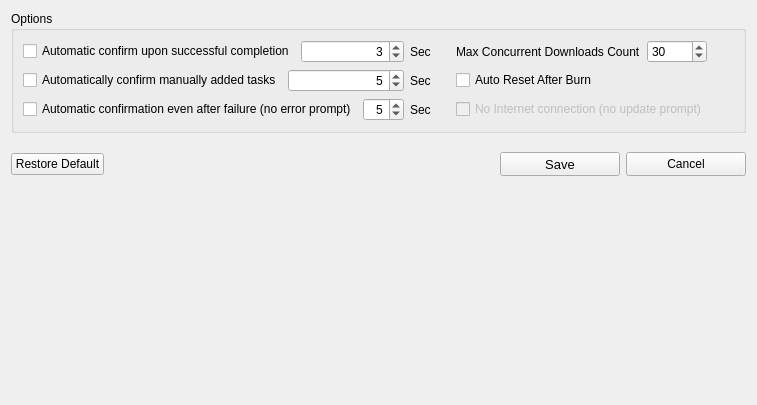
Before: the Qt Designer form gui/src/widgets/SettingsWindow.ui in kendryte/k230_burning_tool, drawn with Qt 5.
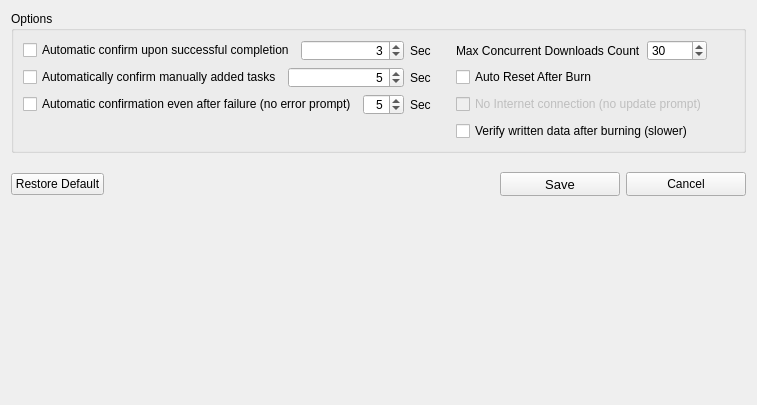
After: the same form once the commit is applied. Icons and pictures are not drawn.

Commit message: Refactor K230BurningProcess for Improved Verification and Error Handling

The edit to the form file:
```diff
--- a/gui/src/widgets/SettingsWindow.ui
+++ b/gui/src/widgets/SettingsWindow.ui
@@ -335,6 +335,16 @@
         </property>
        </widget>
       </item>
+      <item row="3" column="1">
+       <widget class="QCheckBox" name="inputVerifyAfterWrite">
+        <property name="toolTip">
+         <string>Read back written data and compare SHA-256. SPI NAND OOB images verify ECC-corrected page data; OOB bytes are not compared. This increases total burn time.</string>
+        </property>
+        <property name="text">
+         <string>Verify written data after burning (slower)</string>
+        </property>
+       </widget>
+      </item>
      </layout>
     </widget>
    </item>
```
The commit also changes 38 other files.
